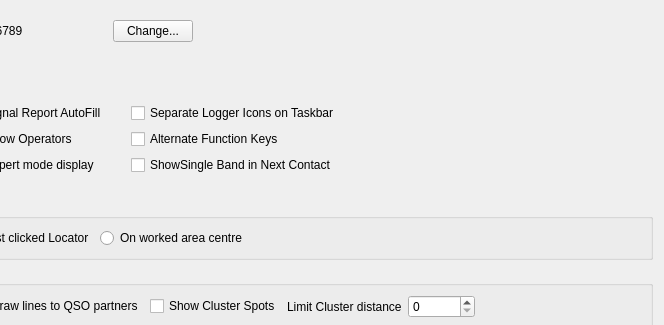
Qt form mqt/MqtLogger/DisplayOptions.ui (Rsclub22/Minos2-Mirror) before a commit; both pictures show x 278 to 942 and y 0 to 325 of the 942 by 658 pixel window.
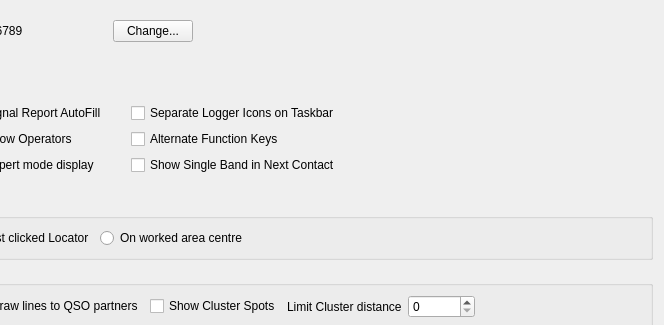
The same form after that commit.

Diff of the .ui file:
```diff
--- a/mqt/MqtLogger/DisplayOptions.ui
+++ b/mqt/MqtLogger/DisplayOptions.ui
@@ -196,7 +196,7 @@
          <item>
           <widget class="QCheckBox" name="nextContactBandcb">
            <property name="text">
-            <string>ShowSingle Band in Next Contact</string>
+            <string>Show Single Band in Next Contact</string>
            </property>
           </widget>
          </item>
```
Left out of the diff: 2 changed lines with no effect on the pictures.
